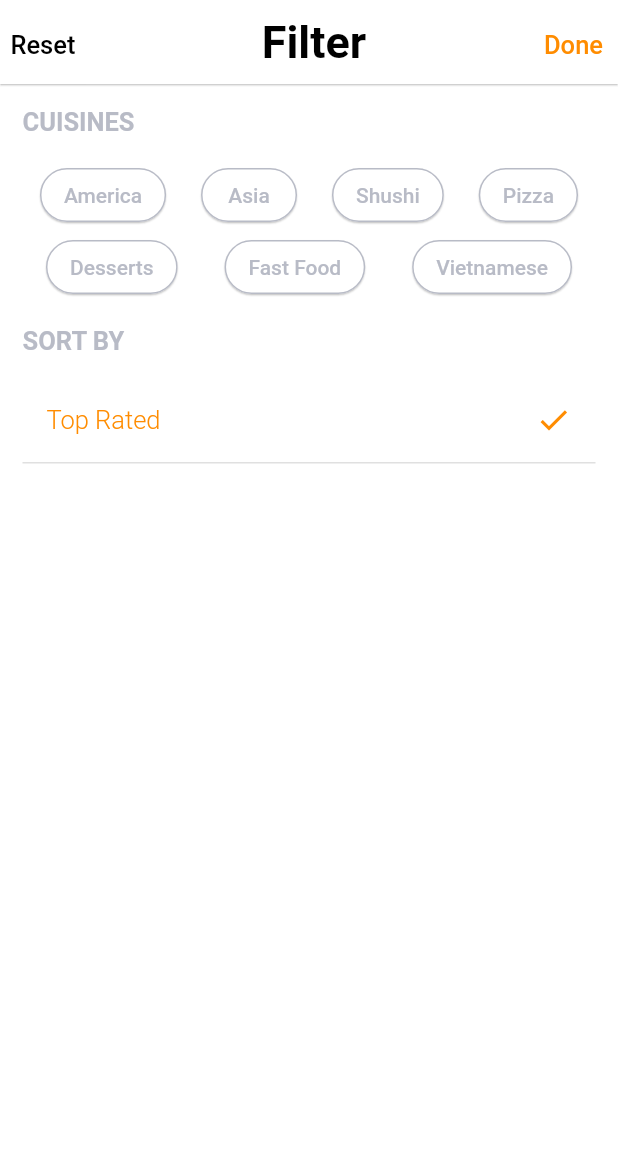
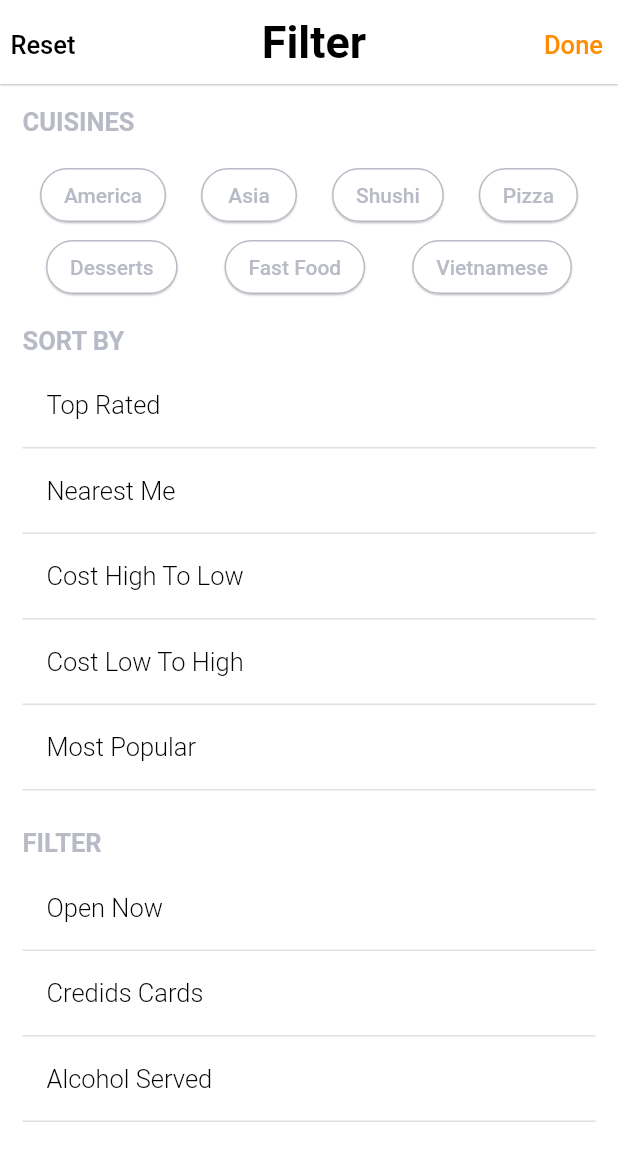
Before and after one commit to edalvb/ytb_flutter_delivery_firebase, a Flutter app: the FilterPage screen opened by its route, on a phone screen of 412 x 824 dp. Shown: the top 1161 px of the screen. Run offline on Flutter 3.47's test engine with Material 2 defaults, Android fonts, the light colour scheme and no system bars; our stand-ins replace flutter_swiper_null_safety; network calls fail.

Commit message:
#26 Diseño FilterPage #4

```diff
--- a/lib/src/features/presentation/filter_page/custom_widgets/cuisines_sort.dart
+++ b/lib/src/features/presentation/filter_page/custom_widgets/cuisines_sort.dart
@@ -3,7 +3,16 @@ import 'package:ytb_flutter_delivery_firebase/src/colors/colors.dart';
 import 'package:ytb_flutter_delivery_firebase/src/features/presentation/commons_widgets/text_header.dart';
 
 class CuisinesSort extends StatefulWidget {
-  const CuisinesSort({Key? key}) : super(key: key);
+  String texto;
+  bool isActive;
+  void Function()? onTap;
+
+  CuisinesSort({
+    Key? key,
+    required this.texto,
+    this.isActive = false,
+    this.onTap,
+  }) : super(key: key);
 
   @override
   _CuisinesSortState createState() => _CuisinesSortState();
@@ -16,8 +25,9 @@ class _CuisinesSortState extends State<CuisinesSort> {
       children: <Widget>[
         _listTiles(
           context: context,
-          title: 'Top Rated',
-          isActive: true,
+          title: widget.texto,
+          isActive: widget.isActive,
+          onTap: widget.onTap,
         )
       ],
     );
@@ -45,14 +55,16 @@ Widget _listTiles({
       onTap: onTap,
       title: textHeader(
         title,
-        color: isActive ? orange : gris,
+        color: isActive ? orange : Colors.black,
         fontWeight: FontWeight.w300,
         fontSize: 17,
       ),
-      trailing: Icon(
-        Icons.check,
-        color: isActive ? orange : gris,
-      ),
+      trailing: isActive
+          ? Icon(
+              Icons.check,
+              color: orange,
+            )
+          : SizedBox(width: 0),
     ),
   );
 }
--- a/lib/src/features/presentation/filter_page/view/filter_page.dart
+++ b/lib/src/features/presentation/filter_page/view/filter_page.dart
@@ -12,6 +12,18 @@ class FilterPage extends StatefulWidget {
 }
 
 class _FilterPageState extends State<FilterPage> {
+  // Sort by booleans
+  bool topRated = false;
+  bool nearMe = false;
+  bool costHighToLow = false;
+  bool costLowToHigh = false;
+  bool mostPopular = false;
+
+  // Filter booleans
+  bool openNow = false;
+  bool creditCard = false;
+  bool alcoholServed = false;
+
   @override
   Widget build(BuildContext context) {
     return Scaffold(
@@ -36,7 +48,7 @@ class _FilterPageState extends State<FilterPage> {
             ),
             Container(
               alignment: Alignment.centerLeft,
-              margin: EdgeInsets.only(top: 15, bottom: 15, left: 15),
+              margin: EdgeInsets.only(top: 15, bottom: 5, left: 15),
               child: textHeader(
                 'SORT BY',
                 color: gris,
@@ -44,11 +56,79 @@ class _FilterPageState extends State<FilterPage> {
                 fontSize: 17,
               ),
             ),
+            _sortBy(),
             Container(
-              padding: const EdgeInsets.symmetric(horizontal: 15),
-              child: CuisinesSort(),
+              alignment: Alignment.centerLeft,
+              margin: EdgeInsets.only(top: 25, bottom: 5, left: 15),
+              child: textHeader(
+                'FILTER',
+                color: gris,
+                fontWeight: FontWeight.w600,
+                fontSize: 17,
+              ),
             ),
-          ]))
+            _filterBy(),
+          ])),
+        ],
+      ),
+    );
+  }
+
+  Widget _sortBy() {
+    return Container(
+      padding: const EdgeInsets.symmetric(horizontal: 15),
+      child: Column(
+        children: [
+          CuisinesSort(
+            texto: 'Top Rated',
+            isActive: topRated,
+            onTap: () => setState(() => topRated = !topRated),
+          ),
+          CuisinesSort(
+            texto: 'Nearest Me',
+            isActive: nearMe,
+            onTap: () => setState(() => nearMe = !nearMe),
+          ),
+          CuisinesSort(
+            texto: 'Cost High To Low',
+            isActive: costHighToLow,
+            onTap: () => setState(() => costHighToLow = !costHighToLow),
+          ),
+          CuisinesSort(
+            texto: 'Cost Low To High',
+            isActive: costLowToHigh,
+            onTap: () => setState(() => costLowToHigh = !costLowToHigh),
+          ),
+          CuisinesSort(
+            texto: 'Most Popular',
+            isActive: mostPopular,
+            onTap: () => setState(() => mostPopular = !mostPopular),
+          ),
+        ],
+      ),
+    );
+  }
+
+  Widget _filterBy() {
+    return Container(
+      padding: const EdgeInsets.symmetric(horizontal: 15),
+      child: Column(
+        children: [
+          CuisinesSort(
+            texto: 'Open Now',
+            isActive: openNow,
+            onTap: () => setState(() => openNow = !openNow),
+          ),
+          CuisinesSort(
+            texto: 'Credids Cards',
+            isActive: creditCard,
+            onTap: () => setState(() => creditCard = !creditCard),
+          ),
+          CuisinesSort(
+            texto: 'Alcohol Served',
+            isActive: alcoholServed,
+            onTap: () => setState(() => alcoholServed = !alcoholServed),
+          ),
         ],
       ),
     );
```
